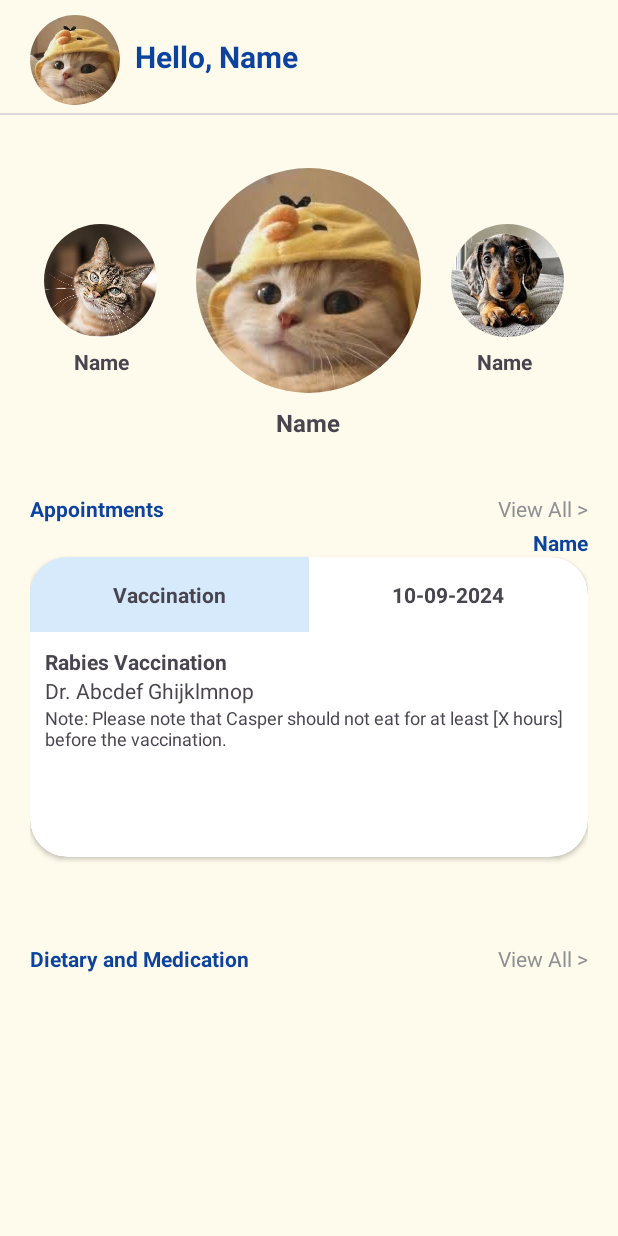
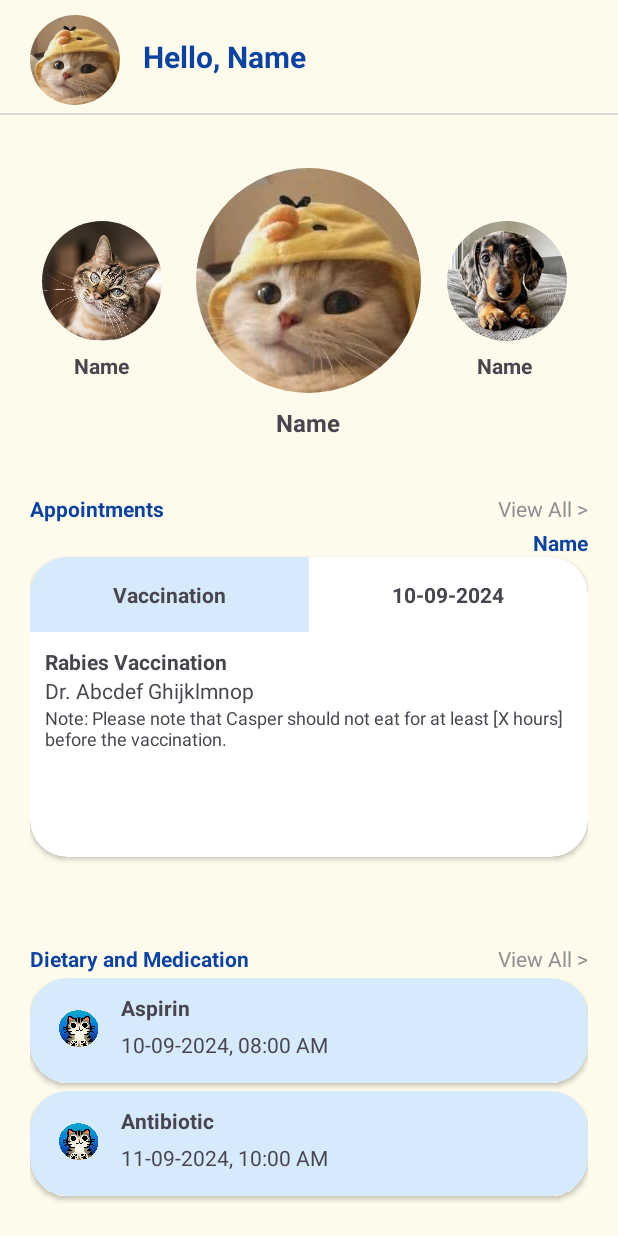
Before and after one commit to zookee76/pawpal, an Android app built with Jetpack Compose: the phomedashboard screen opened directly, with no data from a screen before it, on a phone screen of 412 x 824 dp. Run offline under Robolectric (Android 15) with nearby library versions, the phone set to English and light mode, and no system bars.

Commit message:
pet home dashboard done

```diff
--- a/app/build.gradle.kts
+++ b/app/build.gradle.kts
@@ -51,6 +51,7 @@ dependencies {
     implementation(libs.material)
     implementation(libs.androidx.activity)
     implementation(libs.androidx.constraintlayout)
+    implementation("androidx.recyclerview:recyclerview:1.3.2")
 
     // Jetpack Compose dependencies
     implementation(libs.androidx.compose.ui)
@@ -66,4 +67,5 @@ dependencies {
 
     // Optional: UI tooling for debugging previews
     debugImplementation(libs.androidx.compose.ui.tooling)
+
 }
--- /dev/null
+++ b/app/src/main/java/com/example/pawpal/dietmed.java
@@ -0,0 +1,37 @@
+package com.example.pawpal;
+
+public class dietmed {
+    private int image;
+    private String note;
+    private String datetime;
+
+    public dietmed(int image, String note, String datetime) {
+        this.image = image;
+        this.note = note;
+        this.datetime = datetime;
+    }
+
+    public int getImage() {
+        return image;
+    }
+
+    public void setImage(int image) {
+        this.image = image;
+    }
+
+    public String getNote() {
+        return note;
+    }
+
+    public void setNote(String note) {
+        this.note = note;
+    }
+
+    public String getDatetime() {
+        return datetime;
+    }
+
+    public void setDatetime(String datetime) {
+        this.datetime = datetime;
+    }
+}
--- /dev/null
+++ b/app/src/main/java/com/example/pawpal/dietmedAdapter.java
@@ -0,0 +1,57 @@
+package com.example.pawpal;
+
+import android.content.Context;
+import android.view.LayoutInflater;
+import android.view.View;
+import android.view.ViewGroup;
+import android.widget.TextView;
+
+import androidx.annotation.NonNull;
+import androidx.constraintlayout.utils.widget.ImageFilterView;
+import androidx.recyclerview.widget.RecyclerView;
+
+import java.util.List;
+
+public class dietmedAdapter extends RecyclerView.Adapter<dietmedAdapter.dietmedViewHolder> {
+
+    private Context cxt;
+    private List<dietmed> dietmedList;
+
+    public dietmedAdapter(Context cxt, List<dietmed> dietmedList) {
+        this.cxt = cxt;
+        this.dietmedList = dietmedList;
+    }
+
+    @NonNull
+    @Override
+    public dietmedViewHolder onCreateViewHolder(@NonNull ViewGroup parent, int viewType) {
+        View view = LayoutInflater.from(cxt).inflate(R.layout.rv_medlist, parent, false);
+        return new dietmedViewHolder(view);
+    }
+
+    @Override
+    public void onBindViewHolder(@NonNull dietmedViewHolder holder, int position) {
+        dietmed dietmeds = dietmedList.get(position);
+        holder.dietmedpic.setImageResource(dietmeds.getImage());
+        holder.dietmednotes.setText(dietmeds.getNote());
+        holder.dietmedtimedate.setText(dietmeds.getDatetime());
+    }
+
+    @Override
+    public int getItemCount() {
+        return dietmedList.size();
+    }
+
+    class dietmedViewHolder extends RecyclerView.ViewHolder{
+
+        ImageFilterView dietmedpic;
+        TextView dietmednotes, dietmedtimedate;
+
+        public dietmedViewHolder(@NonNull View itemView) {
+            super(itemView);
+            dietmedpic = itemView.findViewById(R.id.iv_medpic);
+            dietmednotes = itemView.findViewById(R.id.tv_mednotes);
+            dietmedtimedate = itemView.findViewById(R.id.tv_meddatetime);
+        }
+    }
+}
--- a/app/src/main/java/com/example/pawpal/phomedashboard.java
+++ b/app/src/main/java/com/example/pawpal/phomedashboard.java
@@ -3,8 +3,17 @@ package com.example.pawpal;
 import android.os.Bundle;
 
 import androidx.appcompat.app.AppCompatActivity;
+import androidx.recyclerview.widget.LinearLayoutManager;
+import androidx.recyclerview.widget.RecyclerView;
+
+import java.util.ArrayList;
+import java.util.List;
 
 public class phomedashboard extends AppCompatActivity {
+
+    private RecyclerView rvDietMedList;
+    private dietmedAdapter adapter;
+    private List<dietmed> dietmedList;
 
     @Override
     protected void onCreate(Bundle savedInstanceState) {
@@ -13,16 +22,18 @@ public class phomedashboard extends AppCompatActivity {
         setContentView(R.layout.activity_phomedashboard);
 
         // RecyclerView Handle
-        /*
-        RecyclerView medlist = findViewById(R.id.rv_medlist);
+        rvDietMedList = findViewById(R.id.rv_medlist);
+        rvDietMedList.setLayoutManager(new LinearLayoutManager(this));
 
-        List<DietaryMedItem> medItem = new ArrayList<>();
-        medItem.add(new DietaryMedItem(R.drawable.fiimage, "Add 1 teaspoon of Coconut Oil to food for skin health.nDosage: Once daily.", "Date: 2024-10-02 | Time: 8:00 AM"));
+        dietmedList = new ArrayList<>();
+        loadDietMedications();
 
-        DietaryMedAdapter adapter = new DietaryMedAdapter(this, medItem);
-        medlist.setLayoutManager(new LinearLayoutManager(this));
-        medlist.setAdapter(adapter);
+        adapter = new dietmedAdapter(this, dietmedList);
+        rvDietMedList.setAdapter(adapter);
+    }
 
-         */
+    private void loadDietMedications(){
+        dietmedList.add(new dietmed(R.drawable.fiimage, "Aspirin", "10-09-2024, 08:00 AM"));
+        dietmedList.add(new dietmed(R.drawable.fiimage, "Antibiotic", "11-09-2024, 10:00 AM"));
     }
 }
--- a/app/src/main/res/layout/activity_phomedashboard.xml
+++ b/app/src/main/res/layout/activity_phomedashboard.xml
@@ -22,7 +22,7 @@
             android:paddingBottom="5dp"
             app:layout_constraintBottom_toBottomOf="parent"
             app:layout_constraintEnd_toEndOf="parent"
-            app:layout_constraintHorizontal_bias="1.0"
+            app:layout_constraintHorizontal_bias="0.0"
             app:layout_constraintStart_toStartOf="parent"
             app:layout_constraintTop_toTopOf="parent"
             app:layout_constraintVertical_bias="0.0">
@@ -34,23 +34,26 @@
                 android:adjustViewBounds="false"
                 android:scaleType="centerCrop"
                 app:layout_constraintBottom_toBottomOf="parent"
+                app:layout_constraintEnd_toEndOf="parent"
+                app:layout_constraintHorizontal_bias="0.0"
                 app:layout_constraintStart_toStartOf="parent"
                 app:layout_constraintTop_toTopOf="parent"
                 app:layout_constraintVertical_bias="1.0"
-                app:round="60dp"
+                app:round="30dp"
                 app:srcCompat="@drawable/cat" />
 
             <TextView
                 android:id="@+id/tv_name"
-                android:layout_width="302dp"
+                android:layout_width="wrap_content"
                 android:layout_height="wrap_content"
                 android:text="Hello, Name"
+                android:textAlignment="textStart"
                 android:textColor="#0C439E"
                 android:textSize="20sp"
                 android:textStyle="bold"
                 app:layout_constraintBottom_toBottomOf="parent"
                 app:layout_constraintEnd_toEndOf="parent"
-                app:layout_constraintHorizontal_bias="1.0"
+                app:layout_constraintHorizontal_bias="0.074"
                 app:layout_constraintStart_toEndOf="@+id/iv_profile"
                 app:layout_constraintTop_toTopOf="parent"
                 app:layout_constraintVertical_bias="0.558" />
@@ -94,7 +97,7 @@
                     app:layout_constraintStart_toStartOf="parent"
                     app:layout_constraintTop_toTopOf="parent"
                     app:layout_constraintVertical_bias="0.35"
-                    app:round="100dp"
+                    app:round="75dp"
                     app:srcCompat="@drawable/cat" />
 
                 <TextView
@@ -114,8 +117,8 @@
 
                 <androidx.constraintlayout.utils.widget.ImageFilterView
                     android:id="@+id/img_right"
-                    android:layout_width="75dp"
-                    android:layout_height="75dp"
+                    android:layout_width="80dp"
+                    android:layout_height="80dp"
                     android:scaleType="centerCrop"
                     app:layout_constraintBottom_toBottomOf="parent"
                     app:layout_constraintEnd_toEndOf="parent"
@@ -123,7 +126,7 @@
                     app:layout_constraintStart_toEndOf="@+id/img_center"
                     app:layout_constraintTop_toTopOf="parent"
                     app:layout_constraintVertical_bias="0.417"
-                    app:round="100dp"
+                    app:round="40dp"
                     app:srcCompat="@drawable/dog" />
 
                 <TextView
@@ -142,8 +145,8 @@
 
                 <androidx.constraintlayout.utils.widget.ImageFilterView
                     android:id="@+id/img_left"
-                    android:layout_width="75dp"
-                    android:layout_height="75dp"
+                    android:layout_width="80dp"
+                    android:layout_height="80dp"
                     android:scaleType="centerCrop"
                     app:layout_constraintBottom_toBottomOf="parent"
                     app:layout_constraintEnd_toStartOf="@+id/img_center"
@@ -151,7 +154,7 @@
                     app:layout_constraintStart_toStartOf="parent"
                     app:layout_constraintTop_toTopOf="parent"
                     app:layout_constraintVertical_bias="0.417"
-                    app:round="100dp"
+                    app:round="40dp"
                     app:srcCompat="@drawable/cat2" />
 
                 <TextView
@@ -294,7 +297,7 @@
             <LinearLayout
                 android:id="@+id/layout_medication"
                 android:layout_width="match_parent"
-                android:layout_height="match_parent"
+                android:layout_height="250dp"
                 android:orientation="vertical"
                 android:paddingLeft="20dp"
                 android:paddingRight="20dp">
@@ -333,14 +336,15 @@
                 <LinearLayout
                     android:id="@+id/layout_medbody"
                     android:layout_width="match_parent"
-                    android:layout_height="match_parent"
-                    android:orientation="vertical"
-                    >
+                    android:layout_height="220dp"
+                    android:orientation="vertical">
 
                     <androidx.recyclerview.widget.RecyclerView
+                        android:id="@+id/rv_medlist"
                         android:layout_width="match_parent"
                         android:layout_height="match_parent"
-                        android:id="@+id/rv_medlist"/>
+                        android:visibility="visible"
+                        tools:visibility="visible" />
                 </LinearLayout>
 
 
--- a/app/src/main/res/layout/rv_medlist.xml
+++ b/app/src/main/res/layout/rv_medlist.xml
@@ -3,20 +3,21 @@
     xmlns:app="http://schemas.android.com/apk/res-auto"
     xmlns:tools="http://schemas.android.com/tools"
     android:layout_width="match_parent"
-    android:layout_height="match_parent"
+    android:layout_height="wrap_content"
     android:orientation="vertical">
 
     <androidx.cardview.widget.CardView
         android:id="@+id/cv_medlist"
         android:layout_width="match_parent"
-        android:layout_height="75dp"
+        android:layout_height="wrap_content"
+        android:layout_marginBottom="5dp"
+        app:cardBackgroundColor="#D6EAFC"
         app:cardCornerRadius="25dp">
 
         <LinearLayout
             android:id="@+id/layout_meditem"
             android:layout_width="match_parent"
-            android:layout_height="match_parent"
-            android:background="#D6EAFC"
+            android:layout_height="wrap_content"
             android:orientation="horizontal"
             android:padding="10dp">
 
```
